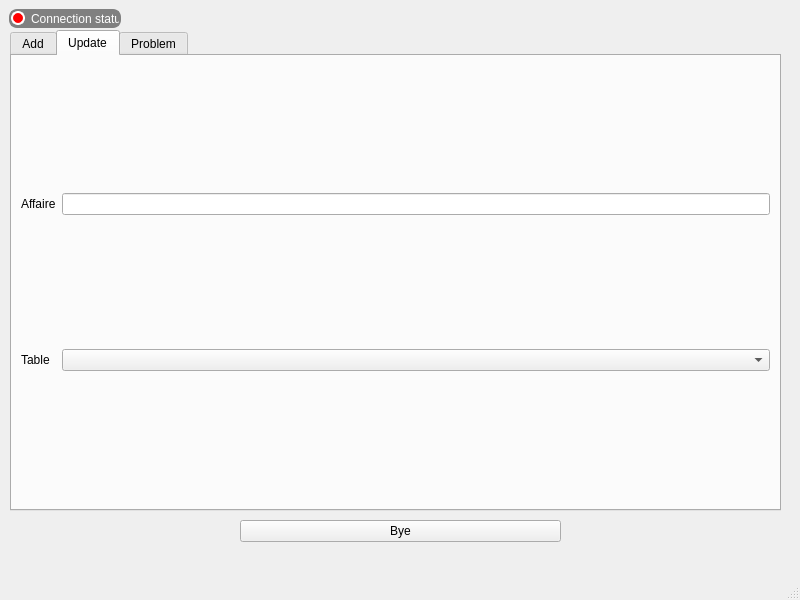
First picture: the form in mainwindow.ui, repository MaximeAeva/BDDInterface, before the edit.
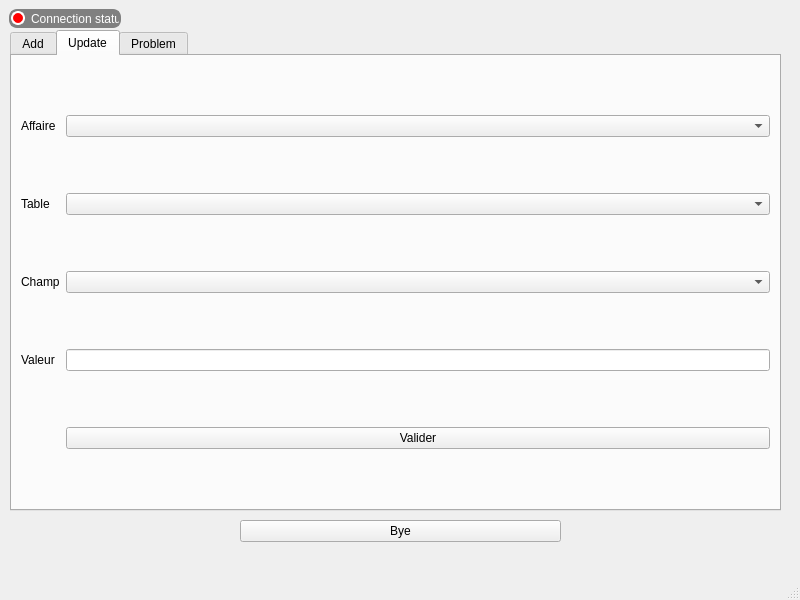
Second picture: the form after the edit. The open tabs and pages were chosen to show the change.

Commit message: Added update page features

Patch:
```diff
--- a/mainwindow.ui
+++ b/mainwindow.ui
@@ -422,6 +422,36 @@
       <string>Update</string>
      </attribute>
      <layout class="QGridLayout" name="gridLayout_2">
+      <item row="0" column="1">
+       <widget class="QComboBox" name="up_affaire"/>
+      </item>
+      <item row="1" column="1">
+       <widget class="QComboBox" name="up_table"/>
+      </item>
+      <item row="3" column="0">
+       <widget class="QLabel" name="label_13">
+        <property name="text">
+         <string>Valeur</string>
+        </property>
+       </widget>
+      </item>
+      <item row="3" column="1">
+       <widget class="QLineEdit" name="up_valeur"/>
+      </item>
+      <item row="0" column="0">
+       <widget class="QLabel" name="label_11">
+        <property name="text">
+         <string>Affaire</string>
+        </property>
+       </widget>
+      </item>
+      <item row="2" column="0">
+       <widget class="QLabel" name="label_12">
+        <property name="text">
+         <string>Champ</string>
+        </property>
+       </widget>
+      </item>
       <item row="1" column="0">
        <widget class="QLabel" name="label_10">
         <property name="text">
@@ -429,20 +459,13 @@
         </property>
        </widget>
       </item>
-      <item row="1" column="1">
-       <widget class="QComboBox" name="comboBox"/>
+      <item row="2" column="1">
+       <widget class="QComboBox" name="up_champ"/>
       </item>
-      <item row="0" column="0">
-       <widget class="QLabel" name="label_11">
+      <item row="4" column="1">
+       <widget class="QPushButton" name="up_valider">
         <property name="text">
-         <string>Affaire</string>
-        </property>
-       </widget>
-      </item>
-      <item row="0" column="1">
-       <widget class="QLineEdit" name="lineEdit">
-        <property name="inputMask">
-         <string>A999999A</string>
+         <string>Valider</string>
         </property>
        </widget>
       </item>
```
Left out of the diff: 2 changed lines with no effect on the pictures. The commit also changes 2 other files.
